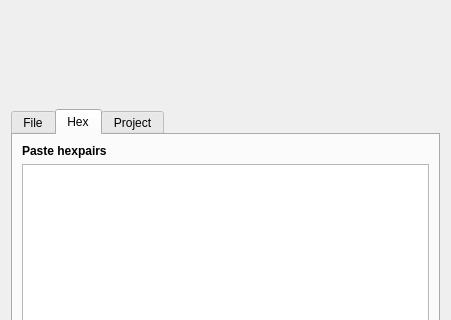
Before: the Qt Designer form src/dialogs/NewFileDialog.ui in radareorg/iaito, drawn with Qt 5; both pictures show x 0 to 451 and y 0 to 320 of the 451 by 599 pixel window.
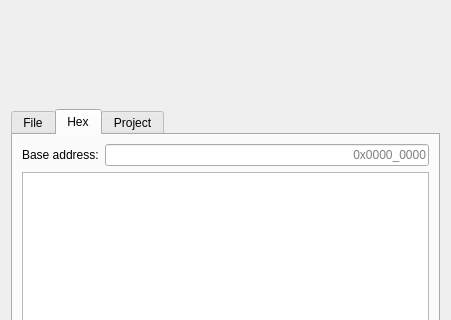
After: the same form once the commit is applied. The open tabs and pages were chosen to show the change. Custom widgets are drawn as their Qt base class.

Commit message: Support defining base address when loading shellcodes

```diff
--- a/src/dialogs/NewFileDialog.ui
+++ b/src/dialogs/NewFileDialog.ui
@@ -257,17 +257,28 @@
            </attribute>
            <layout class="QVBoxLayout" name="shellcodeLayout">
             <item>
-             <widget class="QLabel" name="shellcodeLabel">
-              <property name="sizePolicy">
-               <sizepolicy hsizetype="Preferred" vsizetype="Fixed">
-                <horstretch>0</horstretch>
-                <verstretch>0</verstretch>
-               </sizepolicy>
-              </property>
-              <property name="text">
-               <string>&lt;html&gt;&lt;head/&gt;&lt;body&gt;&lt;p&gt;&lt;span style=&quot; font-weight:600;&quot;&gt;Paste  hexpairs&lt;/span&gt;&lt;/p&gt;&lt;/body&gt;&lt;/html&gt;</string>
-              </property>
-             </widget>
+             <layout class="QHBoxLayout" name="baseAddressLayout">
+              <item>
+               <widget class="QLabel" name="baseAddressLabel">
+                <property name="text">
+                 <string>Base address:</string>
+                </property>
+                <property name="textInteractionFlags">
+                 <set>Qt::LinksAccessibleByMouse|Qt::TextSelectableByMouse</set>
+                </property>
+               </widget>
+              </item>
+              <item>
+               <widget class="QLineEdit" name="baseAddressLineEdit">
+                <property name="placeholderText">
+                 <string>0x0000_0000</string>
+                </property>
+                <property name="alignment">
+                 <set>Qt::AlignRight|Qt::AlignTrailing|Qt::AlignVCenter</set>
+                </property>
+               </widget>
+              </item>
+             </layout>
             </item>
             <item>
              <widget class="QPlainTextEdit" name="shellcodeText">
```
The commit also changes 5 other files.
